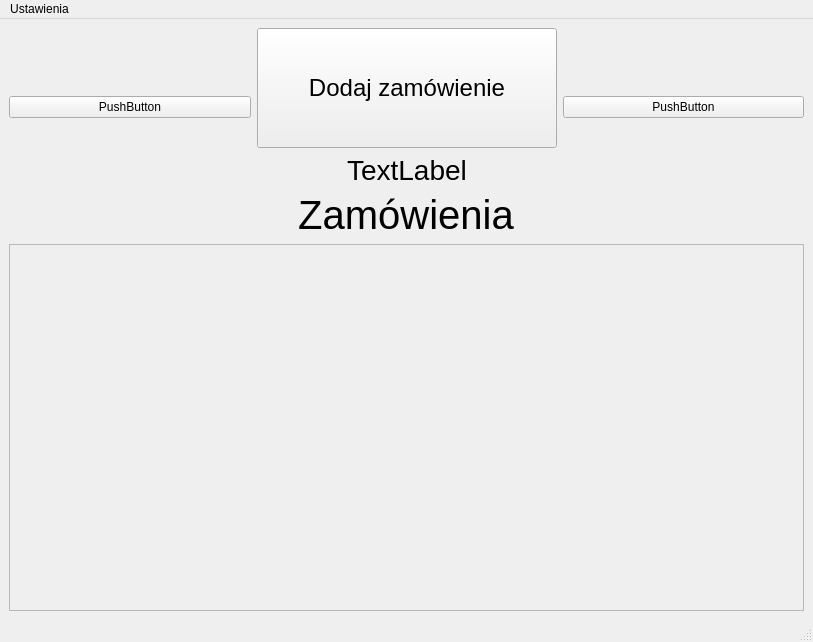
Above: mainwindow.ui from andreq114/OrdersManager_Client before the change. Below: the same form after it.
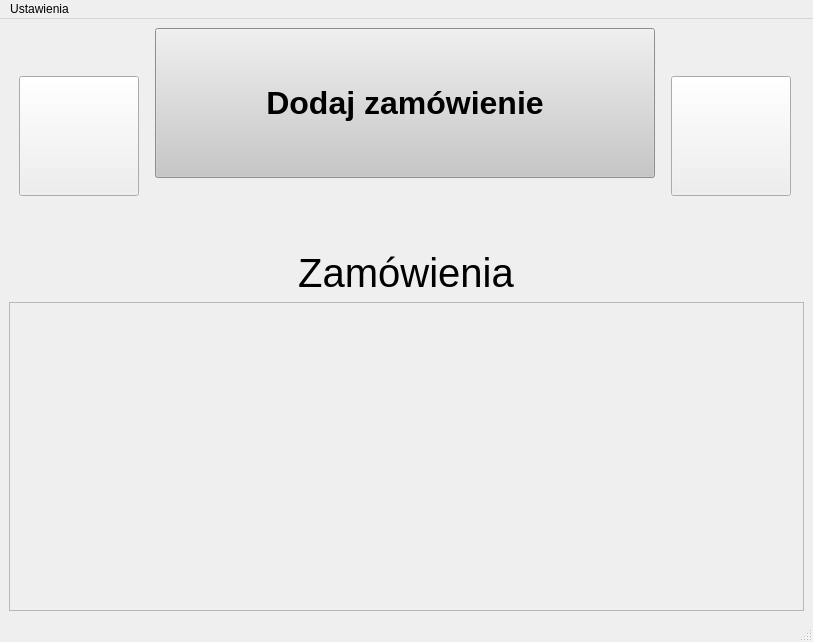
That is the form after the change. Icons and pictures are not drawn.

```diff
--- a/mainwindow.ui
+++ b/mainwindow.ui
@@ -19,8 +19,23 @@
      <layout class="QHBoxLayout" name="horizontalLayout_3">
       <item>
        <widget class="QPushButton" name="recoverBUtton">
+        <property name="minimumSize">
+         <size>
+          <width>60</width>
+          <height>60</height>
+         </size>
+        </property>
+        <property name="maximumSize">
+         <size>
+          <width>120</width>
+          <height>120</height>
+         </size>
+        </property>
+        <property name="styleSheet">
+         <string notr="true">border-image: url(:/img/backbutt.png);</string>
+        </property>
         <property name="text">
-         <string>PushButton</string>
+         <string/>
         </property>
        </widget>
       </item>
@@ -31,20 +46,25 @@
           <property name="minimumSize">
            <size>
             <width>300</width>
-            <height>120</height>
+            <height>150</height>
            </size>
           </property>
           <property name="maximumSize">
            <size>
             <width>500</width>
-            <height>120</height>
+            <height>150</height>
            </size>
           </property>
           <property name="font">
            <font>
-            <pointsize>18</pointsize>
+            <pointsize>24</pointsize>
+            <weight>75</weight>
+            <bold>true</bold>
            </font>
           </property>
+          <property name="styleSheet">
+           <string notr="true">background-color: rgb(199, 199, 199);</string>
+          </property>
           <property name="text">
            <string>Dodaj zamówienie</string>
           </property>
@@ -52,13 +72,27 @@
         </item>
         <item>
          <widget class="QLabel" name="nextOrderLabel">
+          <property name="minimumSize">
+           <size>
+            <width>300</width>
+            <height>60</height>
+           </size>
+          </property>
+          <property name="maximumSize">
+           <size>
+            <width>500</width>
+            <height>60</height>
+           </size>
+          </property>
           <property name="font">
            <font>
-            <pointsize>21</pointsize>
+            <pointsize>25</pointsize>
+            <weight>75</weight>
+            <bold>true</bold>
            </font>
           </property>
           <property name="text">
-           <string>TextLabel</string>
+           <string/>
           </property>
           <property name="alignment">
            <set>Qt::AlignCenter</set>
@@ -69,8 +103,23 @@
       </item>
       <item>
        <widget class="QPushButton" name="soundButton">
+        <property name="minimumSize">
+         <size>
+          <width>60</width>
+          <height>60</height>
+         </size>
+        </property>
+        <property name="maximumSize">
+         <size>
+          <width>120</width>
+          <height>120</height>
+         </size>
+        </property>
+        <property name="styleSheet">
+         <string notr="true">border-image: url(:/img/soundButton.png);</string>
+        </property>
         <property name="text">
-         <string>PushButton</string>
+         <string/>
         </property>
        </widget>
       </item>
@@ -82,7 +131,7 @@
        <widget class="QLabel" name="label">
         <property name="maximumSize">
          <size>
-          <width>300</width>
+          <width>400</width>
           <height>100</height>
          </size>
         </property>
@@ -114,7 +163,7 @@
            <x>0</x>
            <y>0</y>
            <width>787</width>
-           <height>317</height>
+           <height>269</height>
           </rect>
          </property>
         </widget>
```
Left out of the diff: 12 changed lines with no effect on the pictures.
